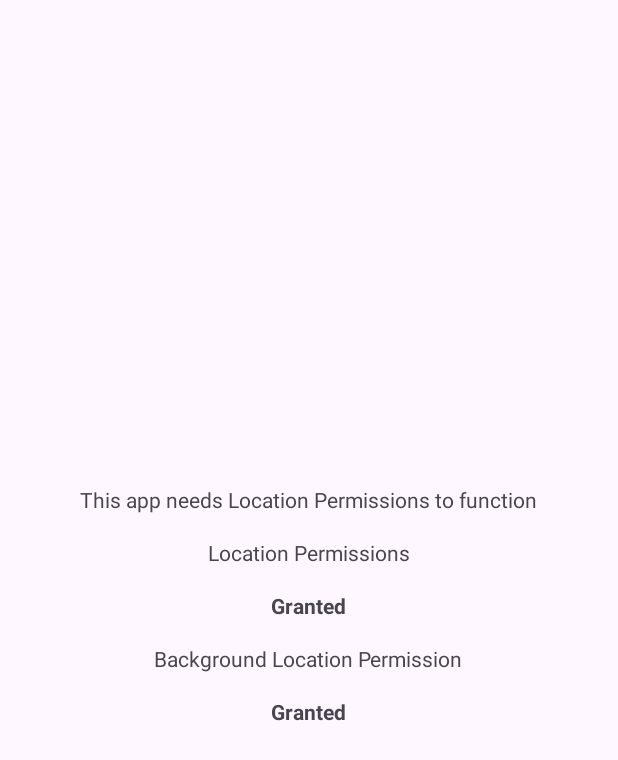
After one commit to twang86/SimpleChaseRun, an Android app: the fragment PermissionFragment shown on its own in the app's theme, on a phone screen of 412 x 824 dp. The commit adds this screen. Shown: the top 760 px of the screen. Run offline under Robolectric (Android 15) with nearby library versions, the phone set to English and light mode, and no system bars; libraries missing offline, so code that uses them is left out: pub.devrel.easypermissions; 1 statement that could not run was skipped.

Commit message:
jeez the permissions stuff sucks!

```diff
--- a/app/build.gradle
+++ b/app/build.gradle
@@ -61,6 +61,9 @@ dependencies {
     //maps
     implementation 'com.google.android.gms:play-services-maps:18.2.0'
 
+    //location
+    implementation 'com.google.android.gms:play-services-location:21.1.0'
+
     testImplementation 'junit:junit:4.13.2'
     androidTestImplementation 'androidx.test.ext:junit:1.1.5'
     androidTestImplementation 'androidx.test.espresso:espresso-core:3.5.1'
--- a/app/src/main/java/com/pandacat/simplechaserun/MainActivity.kt
+++ b/app/src/main/java/com/pandacat/simplechaserun/MainActivity.kt
@@ -5,6 +5,7 @@ import android.os.Bundle
 import androidx.navigation.NavController
 import androidx.navigation.fragment.NavHostFragment
 import com.pandacat.simplechaserun.databinding.ActivityMainBinding
+import com.pandacat.simplechaserun.utils.PermissionUtil
 
 class MainActivity : AppCompatActivity() {
     lateinit var binding: ActivityMainBinding
@@ -17,5 +18,7 @@ class MainActivity : AppCompatActivity() {
 
         val navHostFragment = supportFragmentManager.findFragmentById(R.id.navHostFragment) as NavHostFragment
         navController = navHostFragment.navController
+        PermissionUtil.checkPermissionsAndRequest(this, navController)
     }
+
 }
--- a/app/src/main/java/com/pandacat/simplechaserun/utils/PermissionUtil.kt
+++ b/app/src/main/java/com/pandacat/simplechaserun/utils/PermissionUtil.kt
@@ -1,23 +1,43 @@
 package com.pandacat.simplechaserun.utils
 
 import android.Manifest
-import android.app.Activity
 import android.content.Context
+import android.content.pm.PackageManager
 import android.os.Build
-import androidx.fragment.app.Fragment
-import pub.devrel.easypermissions.EasyPermissions
+import androidx.core.content.ContextCompat
+import androidx.navigation.NavController
+import com.pandacat.simplechaserun.R
 
-class PermissionUtil {
-    companion object
-    {
-        fun getPermissionsRequired() = if (Build.VERSION.SDK_INT < Build.VERSION_CODES.Q)
-        {
-            arrayOf(Manifest.permission.ACCESS_FINE_LOCATION, Manifest.permission.ACCESS_COARSE_LOCATION)
-        } else {
-            arrayOf(Manifest.permission.ACCESS_FINE_LOCATION, Manifest.permission.ACCESS_COARSE_LOCATION, Manifest.permission.ACCESS_BACKGROUND_LOCATION)
-        }
-
+object PermissionUtil {
+    val LOCATION_PERMISSIONS = arrayOf(Manifest.permission.ACCESS_FINE_LOCATION, Manifest.permission.ACCESS_COARSE_LOCATION)
+    fun getPermissionsRequired() = if (Build.VERSION.SDK_INT < Build.VERSION_CODES.Q) {
+        LOCATION_PERMISSIONS
+    } else {
+        arrayOf(Manifest.permission.ACCESS_FINE_LOCATION, Manifest.permission.ACCESS_COARSE_LOCATION, Manifest.permission.ACCESS_BACKGROUND_LOCATION)
     }
 
+    fun checkPermissionsAndRequest(context: Context, navController: NavController)
+    {
+        if (!checkPermissions(getPermissionsRequired(), context))
+            navController.navigate(R.id.globalToPermissions)
+    }
 
+    fun checkPermissions(permissionsNeeded: Array<String>, context: Context) : Boolean {
+        var hasPermissions = true
+
+        for (permission in permissionsNeeded) {
+            if (!checkPermission(permission, context)) {
+                hasPermissions = false
+            }
+        }
+        return hasPermissions
+    }
+
+    fun checkPermission(permission: String, context: Context) : Boolean
+    {
+        return ContextCompat.checkSelfPermission(
+            context,
+            permission
+        ) == PackageManager.PERMISSION_GRANTED
+    }
 }
--- /dev/null
+++ b/app/src/main/java/com/pandacat/simplechaserun/views/PermissionFragment.kt
@@ -0,0 +1,79 @@
+package com.pandacat.simplechaserun.views
+
+import android.Manifest
+import android.os.Build
+import android.os.Bundle
+import android.util.Log
+import android.view.LayoutInflater
+import android.view.View
+import android.view.ViewGroup
+import androidx.activity.result.contract.ActivityResultContracts
+import androidx.fragment.app.Fragment
+import androidx.navigation.fragment.findNavController
+import com.pandacat.simplechaserun.R
+import com.pandacat.simplechaserun.databinding.FragmentPermissionsBinding
+import com.pandacat.simplechaserun.utils.PermissionUtil
+import pub.devrel.easypermissions.AppSettingsDialog
+
+class PermissionFragment : Fragment()  {
+    private val TAG = "PermissionFragment"
+    private lateinit var binding: FragmentPermissionsBinding
+    private var bgTries = 0
+
+    private var permissionsRequestLauncher = registerForActivityResult(
+        ActivityResultContracts.RequestMultiplePermissions()
+    ) { refreshViews() }
+    private var backgroundPermissionsRequestLauncher = registerForActivityResult(
+        ActivityResultContracts.RequestPermission())
+    {
+        refreshViews() }
+    override fun onCreateView(inflater: LayoutInflater, container: ViewGroup?, savedInstanceState: Bundle?): View
+    {
+        binding = FragmentPermissionsBinding.inflate(inflater, container, false)
+        return binding.root
+    }
+
+    override fun onViewCreated(view: View, savedInstanceState: Bundle?) {
+        super.onViewCreated(view, savedInstanceState)
+        refreshViews()
+    }
+
+    private fun refreshViews()
+    {
+        val hasLocationPermissions = PermissionUtil.checkPermissions(PermissionUtil.LOCATION_PERMISSIONS, requireContext())
+        val hasBGPermissions: Boolean
+        if (Build.VERSION.SDK_INT >= Build.VERSION_CODES.Q && hasLocationPermissions)
+        {
+            binding.locationBGGroup.visibility = View.VISIBLE
+            hasBGPermissions = PermissionUtil.checkPermission(Manifest.permission.ACCESS_BACKGROUND_LOCATION, requireContext())
+            binding.locationBGPermissionsButton.visibility = if (hasBGPermissions) View.GONE else View.VISIBLE
+            binding.locationBGGrantedText.visibility = if (hasBGPermissions) View.VISIBLE else View.GONE
+            binding.locationBGPermissionsButton.setOnClickListener {
+                if (bgTries < 1)
+                    backgroundPermissionsRequestLauncher.launch(Manifest.permission.ACCESS_BACKGROUND_LOCATION)
+                else
+                {
+                    AppSettingsDialog.Builder(this)
+                        .setTitle(getString(R.string.permission_background_settings)).build().show()
+                }
+                bgTries++
+            }
+        }
+        else {
+            binding.locationBGGroup.visibility = View.GONE
+        }
+        binding.locationPermissionsButton.visibility = if (hasLocationPermissions) View.GONE else View.VISIBLE
+        binding.locationGrantedText.visibility = if (hasLocationPermissions) View.VISIBLE else View.GONE
+        binding.locationPermissionsButton.setOnClickListener{
+            permissionsRequestLauncher.launch(PermissionUtil.LOCATION_PERMISSIONS)
+        }
+    }
+
+    override fun onResume() {
+        super.onResume()
+        Log.i(TAG, "PermissionFragment: ")
+        refreshViews()
+        if (PermissionUtil.checkPermissions(PermissionUtil.getPermissionsRequired(), requireContext()))
+            findNavController().popBackStack()
+    }
+}
--- /dev/null
+++ b/app/src/main/java/com/pandacat/simplechaserun/views/RunSettingFragment.kt
@@ -0,0 +1,4 @@
+package com.pandacat.simplechaserun.views
+
+class RunSettingFragment {
+}
--- /dev/null
+++ b/app/src/main/res/layout/fragment_permissions.xml
@@ -0,0 +1,66 @@
+<?xml version="1.0" encoding="utf-8"?>
+<LinearLayout xmlns:android="http://schemas.android.com/apk/res/android"
+    android:layout_width="match_parent"
+    android:layout_height="match_parent"
+    android:orientation="vertical"
+    android:gravity="center"
+    android:padding="@dimen/one_unit">
+
+    <TextView
+        android:layout_width="wrap_content"
+        android:layout_height="wrap_content"
+        android:text="@string/permissions_message"
+        android:layout_marginBottom="@dimen/two_unit"/>
+
+    <TextView
+        android:layout_width="wrap_content"
+        android:layout_height="wrap_content"
+        android:text="@string/permissions_location" />
+
+    <Button
+        android:id="@+id/locationPermissionsButton"
+        android:layout_width="wrap_content"
+        android:layout_height="wrap_content"
+        android:text="@string/permissions_button_text"
+        android:layout_margin="@dimen/two_unit"/>
+
+    <TextView
+        android:id="@+id/locationGrantedText"
+        android:layout_width="wrap_content"
+        android:layout_height="wrap_content"
+        android:text="@string/permission_granted"
+        android:textStyle="bold"
+        android:layout_margin="@dimen/two_unit"
+        android:visibility="gone"/>
+
+    <LinearLayout
+        android:id="@+id/locationBGGroup"
+        android:layout_width="wrap_content"
+        android:layout_height="wrap_content"
+        android:orientation="vertical"
+        android:gravity="center_horizontal">
+
+        <TextView
+            android:layout_width="wrap_content"
+            android:layout_height="wrap_content"
+            android:text="@string/permission_background"/>
+
+        <Button
+            android:id="@+id/locationBGPermissionsButton"
+            android:layout_width="wrap_content"
+            android:layout_height="wrap_content"
+            android:text="@string/permissions_button_text"
+            android:layout_margin="@dimen/two_unit"/>
+
+        <TextView
+            android:id="@+id/locationBGGrantedText"
+            android:layout_width="wrap_content"
+            android:layout_height="wrap_content"
+            android:text="@string/permission_granted"
+            android:textStyle="bold"
+            android:layout_margin="@dimen/two_unit"
+            android:visibility="gone"/>
+
+    </LinearLayout>
+
+</LinearLayout>
--- /dev/null
+++ b/app/src/main/res/values/dimens.xml
@@ -0,0 +1,7 @@
+<?xml version="1.0" encoding="utf-8"?>
+<resources>
+    <dimen name="half_unit">4dp</dimen>
+    <dimen name="one_unit">8dp</dimen>
+    <dimen name="two_unit">16dp</dimen>
+
+</resources>
--- a/app/src/main/res/values/strings.xml
+++ b/app/src/main/res/values/strings.xml
@@ -1,3 +1,12 @@
 <resources>
     <string name="app_name">SimpleChaseRun</string>
+    <string name="ok">OK</string>
+    <string name="cancel">Cancel</string>
+    <string name="permissions_title">Permissions</string>
+    <string name="permissions_message">This app needs Location Permissions to function</string>
+    <string name="permissions_location">Location Permissions</string>
+    <string name="permission_background">Background Location Permission</string>
+    <string name="permission_background_settings">Please allow all-time location access in settings</string>
+    <string name="permission_granted">Granted</string>
+    <string name="permissions_button_text">Grant Permission</string>
 </resources>
```
Also changed, not shown: app/src/main/java/com/pandacat/simplechaserun/constants/Constants.kt (added, +9 -0 lines), app/src/main/java/com/pandacat/simplechaserun/services/LocationService.kt (added, +72 -0 lines), app/src/main/java/com/pandacat/simplechaserun/views/RunSessionFragment.kt (+17 -6 lines), app/src/main/res/layout/fragment_run_settings.xml (added, +7 -0 lines), app/src/main/res/navigation/nav_main_app.xml (+11 -0 lines).
